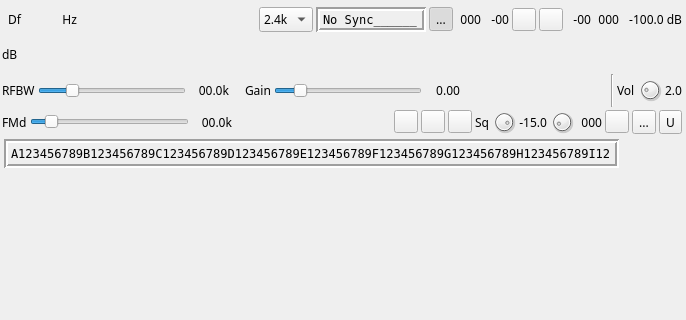
f4exb/sdrangel, file plugins/channelrx/demoddsd/dsddemodgui.ui: the form before one commit; both pictures show x 0 to 686 and y 0 to 320 of the 686 by 841 pixel window.
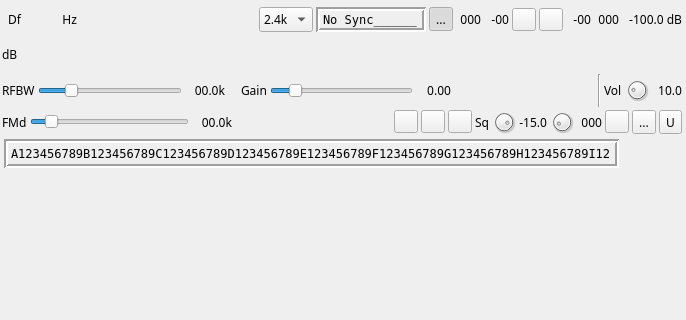
The form after the commit. Icons and pictures are not drawn. Custom widgets are drawn as their Qt base class.

Patch:
```diff
--- a/plugins/channelrx/demoddsd/dsddemodgui.ui
+++ b/plugins/channelrx/demoddsd/dsddemodgui.ui
@@ -584,7 +584,7 @@
        <widget class="QLabel" name="volumeText">
         <property name="minimumSize">
          <size>
-          <width>0</width>
+          <width>30</width>
           <height>0</height>
          </size>
         </property>
@@ -598,7 +598,7 @@
          <string>Sound volume</string>
         </property>
         <property name="text">
-         <string>2.0</string>
+         <string>10.0</string>
         </property>
         <property name="alignment">
          <set>Qt::AlignRight|Qt::AlignTrailing|Qt::AlignVCenter</set>
```
Left out of the diff: 2 changed lines with no effect on the pictures.
